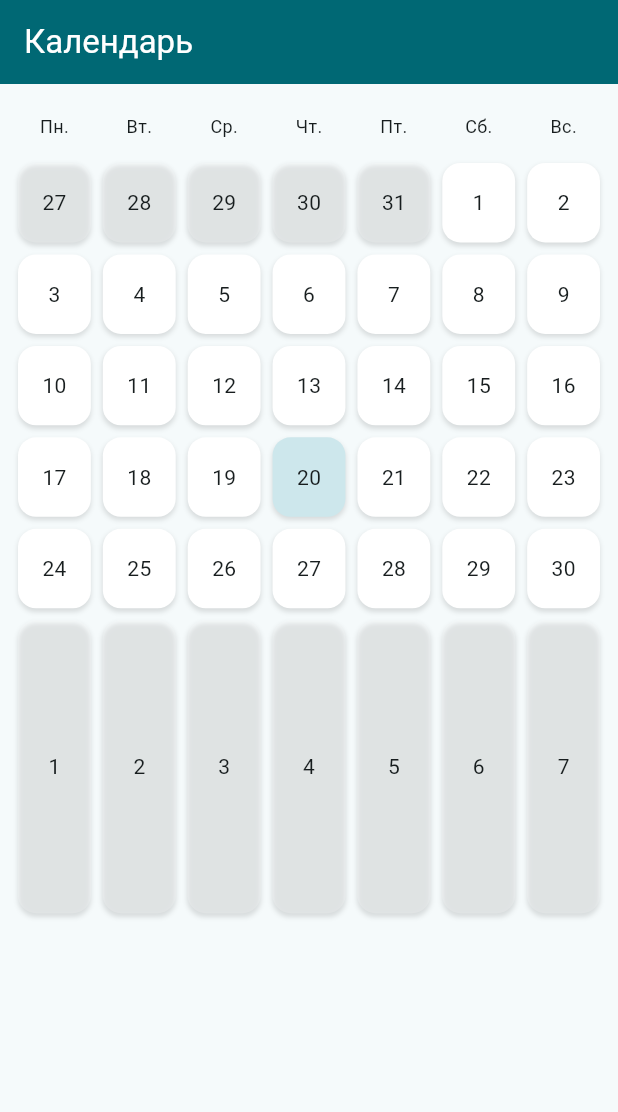
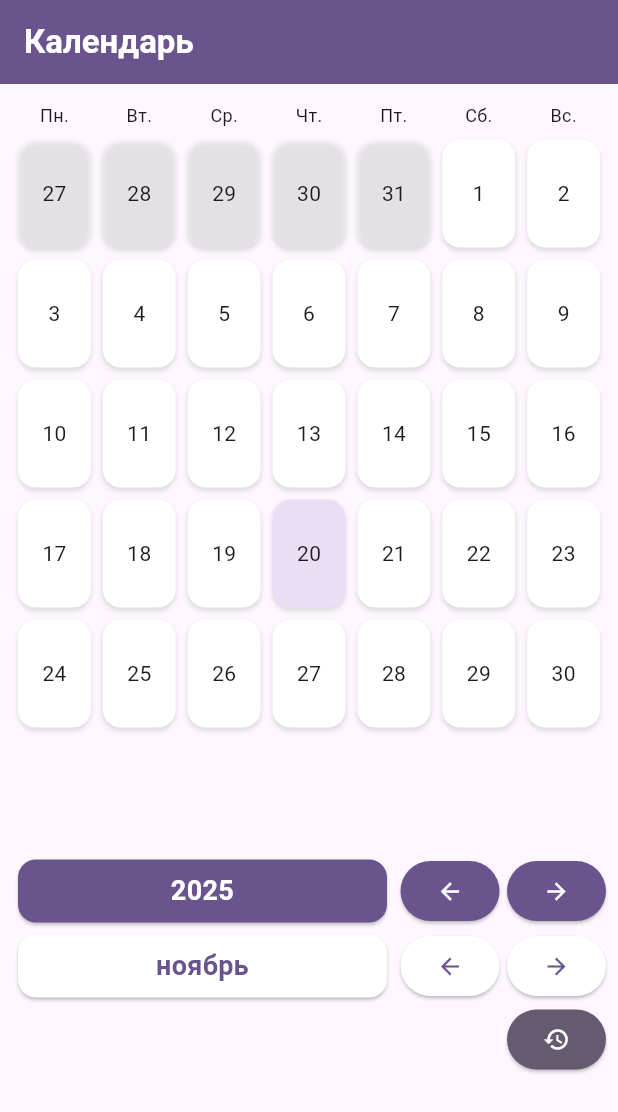
Before and after one commit to milsyaga97/FlutterLabs2, a Flutter app: the screen it shows after launch, on a phone screen of 412 x 824 dp. Shown: the top 1112 px of the screen. Run offline on Flutter 3.47's test engine with Material 3 defaults, Android fonts, the phone set to English and light mode, and no system bars; drawn by our look-alikes of flutter_layout_grid.

Commit message:
Готова логика переключения год/месяц, возврат к актуальной дате

```diff
--- a/lib/components/calendar.dart
+++ b/lib/components/calendar.dart
@@ -26,14 +26,14 @@ class _CalendarState extends State<Calendar> {
       selectedMonth != 1 ? selectedYear : selectedYear - 1,
       selectedMonth != 1 ? selectedMonth - 1 : 12,
     );
-    int pastDaysStart = pastDays - startDay;
+    int pastDaysStart = startDay == 1 ? 0 : pastDays - startDay;
 
     //расчет дней следующего месяца
     int nextDaysPos = DateUtilites.startDayOnWeek(
       selectedMonth == 12 ? selectedYear + 1 : selectedYear,
       selectedMonth == 12 ? 1 : selectedMonth + 1,
     );
-    int howMuchNext = 8 - nextDaysPos;
+    int howMuchNext = nextDaysPos != 1 ? 8 - nextDaysPos : 0;
 
     //вставка дней предыдущего месяца
     List<Widget> pastDaysWidgets = .generate(startDay - 1, (index) {
@@ -57,11 +57,16 @@ class _CalendarState extends State<Calendar> {
       return Dayoutmonth(day: index);
     });
 
+    String? monthName = DateUtilites.nameOfMonth[selectedMonth];
+
     return Scaffold(
       appBar: AppBar(
         title: Text(
           "Календарь",
-          style: TextStyle(color: Theme.of(context).colorScheme.onPrimary),
+          style: TextStyle(
+            color: Theme.of(context).colorScheme.onPrimary,
+            fontWeight: .w600,
+          ),
         ),
         backgroundColor: Theme.of(context).colorScheme.primary,
       ),
@@ -69,16 +74,7 @@ class _CalendarState extends State<Calendar> {
         padding: const EdgeInsets.all(8.0),
         child: LayoutGrid(
           columnSizes: [1.fr, 1.fr, 1.fr, 1.fr, 1.fr, 1.fr, 1.fr],
-          rowSizes: [
-            0.2.fr,
-            0.3.fr,
-            0.3.fr,
-            0.3.fr,
-            0.3.fr,
-            0.3.fr,
-            1.fr,
-            1.fr,
-          ],
+          rowSizes: [25.px, 80.px, 80.px, 80.px, 80.px, 80.px, 80.px, 200.px],
           children: [
             TitleDay(title: 'Пн.'),
             TitleDay(title: "Вт."),
@@ -90,6 +86,139 @@ class _CalendarState extends State<Calendar> {
             ...pastDaysWidgets,
             ...daysWidgets,
             ...nextDaysWidgets,
+            GridPlacement(
+              columnStart: 0,
+              columnSpan: 7,
+              rowStart: 7,
+              rowSpan: 1,
+              child: Column(
+                crossAxisAlignment: .end,
+                children: [
+                  Row(
+                    mainAxisAlignment: .end,
+                    spacing: 5,
+                    children: [
+                      Expanded(
+                        child: Card(
+                          color: Theme.of(context).colorScheme.primary,
+                          child: Padding(
+                            padding: const EdgeInsets.all(8.0),
+
+                            child: Text(
+                              textAlign: .center,
+                              '$selectedYear',
+                              style: TextStyle(
+                                color: Theme.of(context).colorScheme.onPrimary,
+                                fontWeight: .w600,
+                                fontSize: 18,
+                              ),
+                            ),
+                          ),
+                        ),
+                      ),
+                      ElevatedButton(
+                        onPressed: () {
+                          setState(() {
+                            selectedYear--;
+                          });
+                        },
+                        style: ElevatedButton.styleFrom(
+                          backgroundColor: Theme.of(
+                            context,
+                          ).colorScheme.primary,
+                          iconColor: Theme.of(context).colorScheme.onPrimary,
+                        ),
+                        child: Icon(Icons.arrow_back),
+                      ),
+                      ElevatedButton(
+                        onPressed: () {
+                          setState(() {
+                            selectedYear++;
+                          });
+                        },
+                        style: ElevatedButton.styleFrom(
+                          backgroundColor: Theme.of(
+                            context,
+                          ).colorScheme.primary,
+                          iconColor: Theme.of(context).colorScheme.onPrimary,
+                        ),
+                        child: Icon(Icons.arrow_forward),
+                      ),
+                    ],
+                  ),
+                  Row(
+                    mainAxisAlignment: .end,
+                    spacing: 5,
+                    children: [
+                      Expanded(
+                        child: Card(
+                          color: Theme.of(context).colorScheme.onPrimary,
+                          child: Padding(
+                            padding: const EdgeInsets.all(8.0),
+                            child: Text(
+                              textAlign: .center,
+                              '$monthName',
+                              style: TextStyle(
+                                color: Theme.of(context).colorScheme.primary,
+                                fontWeight: .w600,
+                                fontSize: 18,
+                              ),
+                            ),
+                          ),
+                        ),
+                      ),
+                      ElevatedButton(
+                        onPressed: () {
+                          setState(() {
+                            selectedMonth == 1
+                                ? {selectedMonth = 12, selectedYear--}
+                                : selectedMonth--;
+                          });
+                        },
+
+                        style: ElevatedButton.styleFrom(
+                          backgroundColor: Theme.of(
+                            context,
+                          ).colorScheme.onPrimary,
+                          iconColor: Theme.of(context).colorScheme.primary,
+                        ),
+                        child: Icon(Icons.arrow_back),
+                      ),
+                      ElevatedButton(
+                        onPressed: () {
+                          setState(() {
+                            selectedMonth == 12
+                                ? {selectedMonth = 1, selectedYear++}
+                                : selectedMonth++;
+                          });
+                        },
+
+                        style: ElevatedButton.styleFrom(
+                          backgroundColor: Theme.of(
+                            context,
+                          ).colorScheme.onPrimary,
+                          iconColor: Theme.of(context).colorScheme.primary,
+                        ),
+                        child: Icon(Icons.arrow_forward),
+                      ),
+                    ],
+                  ),
+                  ElevatedButton(
+                    onPressed: () {
+                      setState(() {
+                        selectedMonth = DateUtilites.nowMonth;
+                        selectedYear = DateUtilites.nowYear;
+                      });
+                    },
+                    child: Icon(Icons.restore),
+                    style: ElevatedButton.styleFrom(
+                      backgroundColor: Theme.of(context).colorScheme.secondary,
+                      iconColor: Theme.of(context).colorScheme.onSecondary,
+                    ),
+                  ),
+                ],
+              ),
+            ),
           ],
         ),
       ),
--- a/lib/main.dart
+++ b/lib/main.dart
@@ -14,7 +14,7 @@ class MainApp extends StatelessWidget {
       debugShowCheckedModeBanner: false,
       theme: ThemeData.from(
         colorScheme: .fromSeed(
-          seedColor: const Color.fromARGB(255, 255, 255, 255),
+          seedColor: const Color.fromARGB(255, 162, 127, 219),
         ),
       ),
       home: Calendar(),
--- a/lib/utils/dateutils.dart
+++ b/lib/utils/dateutils.dart
@@ -14,4 +14,19 @@ class DateUtilites {
     var lastDayOfMonth = nextMonth.subtract(Duration(days: 1));
     return lastDayOfMonth.day;
   }
+
+  static Map<int, String> nameOfMonth = {
+    1: 'январь',
+    2: 'февраль',
+    3: 'март',
+    4: 'апрель',
+    5: 'май',
+    6: 'июнь',
+    7: 'июль',
+    8: 'август',
+    9: 'сентябрь',
+    10: 'октябрь',
+    11: 'ноябрь',
+    12: 'декабрь',
+  };
 }
```
